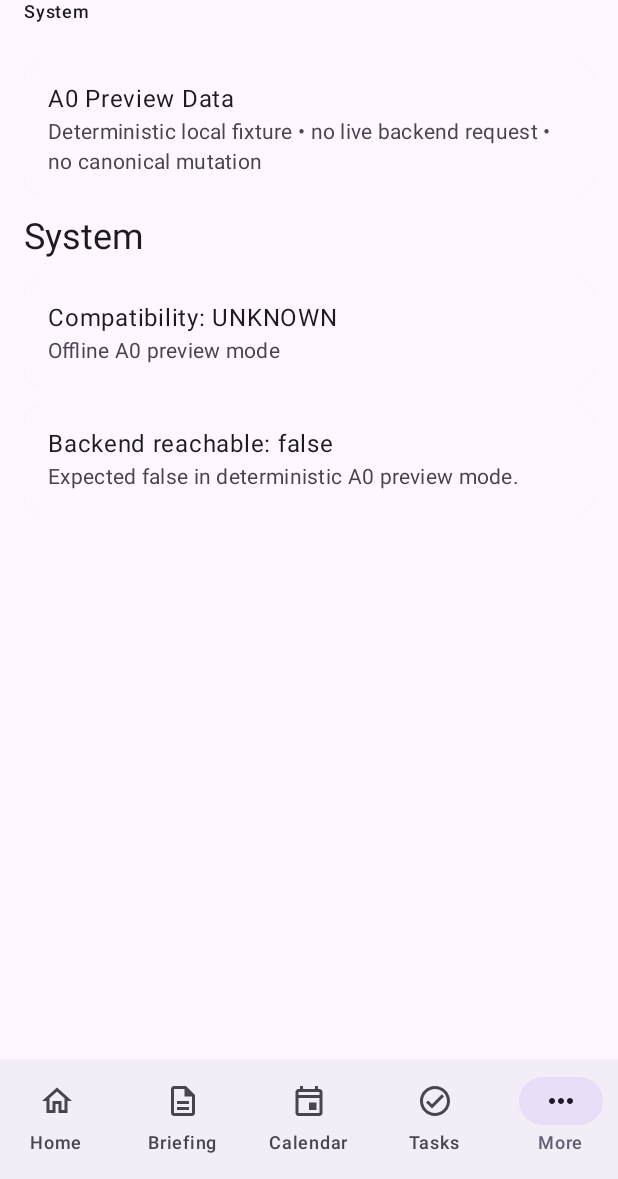
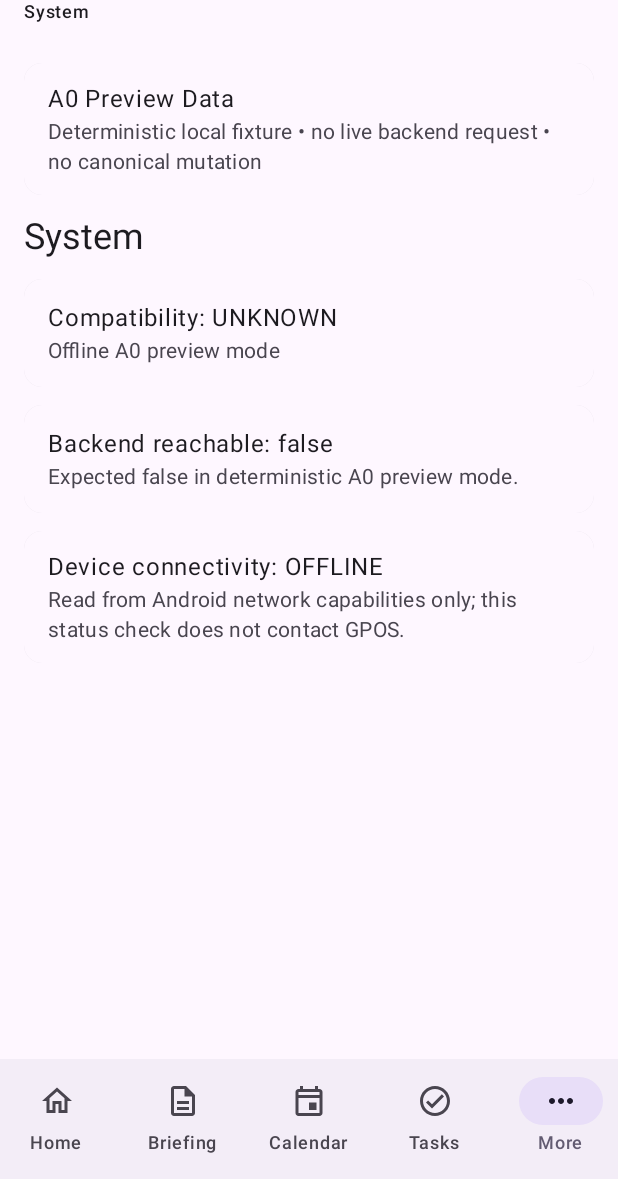
Before and after one commit to Cokkles/GEMINI-POS, an Android app built with Jetpack Compose: the SystemScreen screen opened through its navigation route, on a phone screen of 412 x 824 dp, the part 57-1236 px from its top. Run offline under Robolectric (Android 15) with nearby library versions, the light colour scheme and no system bars.

Commit message:
feat(android): surface local connectivity diagnostics

```diff
--- a/android/app/src/main/java/com/cokkles/gpos/MainActivity.kt
+++ b/android/app/src/main/java/com/cokkles/gpos/MainActivity.kt
@@ -33,8 +33,10 @@ import androidx.compose.material3.Text
 import androidx.compose.material3.TopAppBar
 import androidx.compose.runtime.Composable
 import androidx.compose.runtime.getValue
+import androidx.compose.runtime.remember
 import androidx.compose.ui.Modifier
 import androidx.compose.ui.graphics.vector.ImageVector
+import androidx.compose.ui.platform.LocalContext
 import androidx.compose.ui.unit.dp
 import androidx.navigation.NavGraph.Companion.findStartDestination
 import androidx.navigation.compose.NavHost
@@ -44,6 +46,8 @@ import androidx.navigation.compose.rememberNavController
 import com.cokkles.gpos.domain.CanonicalSnapshot
 import com.cokkles.gpos.domain.PreviewFixtures
 import com.cokkles.gpos.domain.TaskPriority
+import com.cokkles.gpos.platform.connectivity.AndroidConnectivityObserver
+import com.cokkles.gpos.platform.connectivity.ConnectivityState
 import java.time.Instant
 import java.time.ZoneId
 import java.time.format.DateTimeFormatter
@@ -147,9 +151,7 @@ private fun GposApp() {
 @Composable
 private fun HomeScreen(snapshot: CanonicalSnapshot) {
     ScreenList {
-        item {
-            PreviewBanner()
-        }
+        item { PreviewBanner() }
         item {
             Text("Android A0", style = MaterialTheme.typography.headlineSmall)
             Text(
@@ -210,11 +212,12 @@ private fun CalendarScreen(snapshot: CanonicalSnapshot) {
                 ListItem(
                     headlineContent = { Text(event.title) },
                     supportingContent = {
+                        val endsAt = event.endsAt
                         Text(
-                            if (event.endsAt == null) {
+                            if (endsAt == null) {
                                 formatTime(event.startsAt)
                             } else {
-                                "${formatTime(event.startsAt)} → ${formatTime(event.endsAt)}"
+                                "${formatTime(event.startsAt)} → ${formatTime(endsAt)}"
                             },
                         )
                     },
@@ -255,10 +258,11 @@ private fun FollowUpsScreen(snapshot: CanonicalSnapshot) {
                 ListItem(
                     headlineContent = { Text(followUp.title) },
                     supportingContent = {
+                        val dueAt = followUp.dueAt
                         Text(
                             when {
                                 followUp.overdue -> "Overdue"
-                                followUp.dueAt != null -> "Due ${formatTime(followUp.dueAt)}"
+                                dueAt != null -> "Due ${formatTime(dueAt)}"
                                 else -> "No due time"
                             },
                         )
@@ -301,6 +305,10 @@ private fun AegisScreen() {
 
 @Composable
 private fun SystemScreen(snapshot: CanonicalSnapshot) {
+    val context = LocalContext.current
+    val connectivityObserver = remember(context) { AndroidConnectivityObserver(context) }
+    val connectivity = remember { connectivityObserver.current() }
+
     ScreenList {
         item { PreviewBanner() }
         item { Text("System", style = MaterialTheme.typography.headlineSmall) }
@@ -314,6 +322,12 @@ private fun SystemScreen(snapshot: CanonicalSnapshot) {
             SummaryCard(
                 title = "Backend reachable: ${snapshot.system.backendReachable}",
                 detail = "Expected false in deterministic A0 preview mode.",
+            )
+        }
+        item {
+            SummaryCard(
+                title = "Device connectivity: ${connectivityLabel(connectivity)}",
+                detail = "Read from Android network capabilities only; this status check does not contact GPOS.",
             )
         }
     }
@@ -378,3 +392,9 @@ private fun ScreenList(content: androidx.compose.foundation.lazy.LazyListScope.(
 }
 
 private fun formatTime(value: Instant): String = timeFormatter.format(value)
+
+private fun connectivityLabel(state: ConnectivityState): String = when (state) {
+    ConnectivityState.Unknown -> "UNKNOWN"
+    ConnectivityState.Offline -> "OFFLINE"
+    is ConnectivityState.Online -> if (state.validated) "ONLINE / VALIDATED" else "ONLINE / UNVALIDATED"
+}
```
